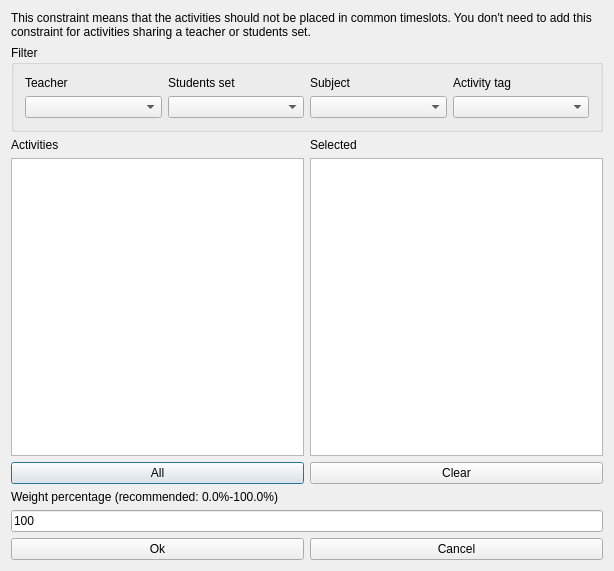
This is fet/src/interface/modifyconstraintactivitiesnotoverlappingform_template.ui in vonmecheln/fet as Qt 5 draws it before an edit. The edited form follows.
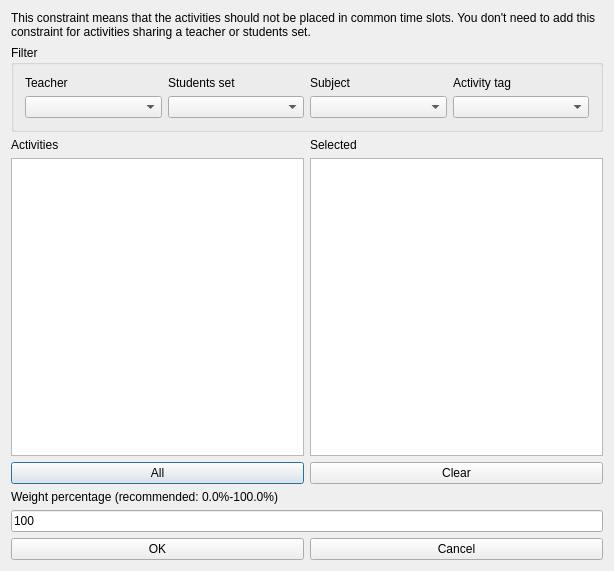
This is the edited form.

Patch:
```diff
--- a/fet/src/interface/modifyconstraintactivitiesnotoverlappingform_template.ui
+++ b/fet/src/interface/modifyconstraintactivitiesnotoverlappingform_template.ui
@@ -23,7 +23,7 @@
       </sizepolicy>
      </property>
      <property name="text">
-      <string>This constraint means that the activities should not be placed in common timeslots. You don't need to add this constraint for activities sharing a teacher or students set.</string>
+      <string>This constraint means that the activities should not be placed in common time slots. You don't need to add this constraint for activities sharing a teacher or students set.</string>
      </property>
      <property name="wordWrap">
       <bool>true</bool>
@@ -187,7 +187,7 @@
      <item>
       <widget class="QPushButton" name="okPushButton">
        <property name="text">
-        <string>Ok</string>
+        <string>OK</string>
        </property>
       </widget>
      </item>
```
